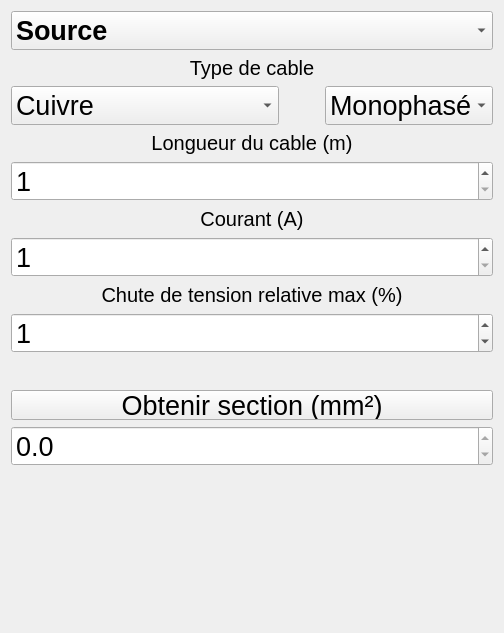
Qt form Qt/SecApp/ongletcalcul.ui (MaximeJeanRey/CalculateurSection) before a commit.
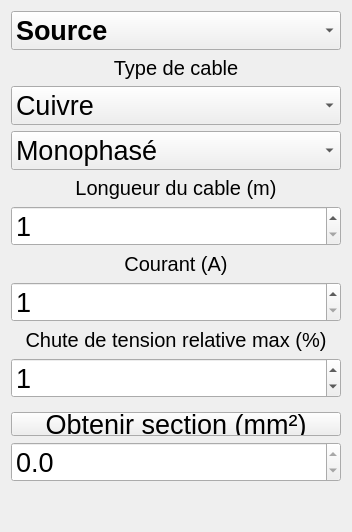
The same form after that commit.

Commit message: Tab functionnaly almost done

What changed in the file:
```diff
--- a/Qt/SecApp/ongletcalcul.ui
+++ b/Qt/SecApp/ongletcalcul.ui
@@ -6,141 +6,15 @@
    <rect>
     <x>0</x>
     <y>0</y>
-    <width>504</width>
-    <height>633</height>
+    <width>352</width>
+    <height>532</height>
    </rect>
   </property>
   <property name="windowTitle">
    <string>Form</string>
   </property>
   <layout class="QGridLayout" name="gridLayout">
-   <item row="4" column="0">
-    <layout class="QHBoxLayout" name="horizontalLayout_3">
-     <item>
-      <widget class="QComboBox" name="cType">
-       <property name="sizePolicy">
-        <sizepolicy hsizetype="Preferred" vsizetype="Fixed">
-         <horstretch>1</horstretch>
-         <verstretch>0</verstretch>
-        </sizepolicy>
-       </property>
-       <property name="font">
-        <font>
-         <pointsize>20</pointsize>
-        </font>
-       </property>
-       <property name="focusPolicy">
-        <enum>Qt::WheelFocus</enum>
-       </property>
-       <property name="editable">
-        <bool>false</bool>
-       </property>
-       <property name="currentIndex">
-        <number>0</number>
-       </property>
-       <property name="sizeAdjustPolicy">
-        <enum>QComboBox::AdjustToContents</enum>
-       </property>
-       <property name="minimumContentsLength">
-        <number>0</number>
-       </property>
-       <property name="placeholderText">
-        <string/>
-       </property>
-       <property name="modelColumn">
-        <number>0</number>
-       </property>
-       <item>
-        <property name="text">
-         <string>Cuivre</string>
-        </property>
-       </item>
-       <item>
-        <property name="text">
-         <string>Aluminium</string>
-        </property>
-       </item>
-      </widget>
-     </item>
-     <item>
-      <spacer name="horizontalSpacer">
-       <property name="orientation">
-        <enum>Qt::Horizontal</enum>
-       </property>
-       <property name="sizeHint" stdset="0">
-        <size>
-         <width>40</width>
-         <height>20</height>
-        </size>
-       </property>
-      </spacer>
-     </item>
-     <item>
-      <widget class="QComboBox" name="cPhase">
-       <property name="font">
-        <font>
-         <pointsize>20</pointsize>
-        </font>
-       </property>
-       <property name="focusPolicy">
-        <enum>Qt::WheelFocus</enum>
-       </property>
-       <item>
-        <property name="text">
-         <string>Monophasé</string>
-        </property>
-       </item>
-       <item>
-        <property name="text">
-         <string>Triphasé</string>
-        </property>
-       </item>
-      </widget>
-     </item>
-    </layout>
-   </item>
-   <item row="15" column="0">
-    <spacer name="verticalSpacer_6">
-     <property name="orientation">
-      <enum>Qt::Vertical</enum>
-     </property>
-     <property name="sizeHint" stdset="0">
-      <size>
-       <width>20</width>
-       <height>40</height>
-      </size>
-     </property>
-    </spacer>
-   </item>
-   <item row="18" column="0">
-    <spacer name="verticalSpacer">
-     <property name="orientation">
-      <enum>Qt::Vertical</enum>
-     </property>
-     <property name="sizeHint" stdset="0">
-      <size>
-       <width>20</width>
-       <height>40</height>
-      </size>
-     </property>
-    </spacer>
-   </item>
-   <item row="6" column="0">
-    <widget class="QSpinBox" name="vLongueur">
-     <property name="font">
-      <font>
-       <pointsize>20</pointsize>
-      </font>
-     </property>
-     <property name="minimum">
-      <number>1</number>
-     </property>
-     <property name="maximum">
-      <number>9999</number>
-     </property>
-    </widget>
-   </item>
-   <item row="9" column="0">
+   <item row="11" column="0">
     <widget class="QLabel" name="lChuteTension">
      <property name="font">
       <font>
@@ -155,7 +29,7 @@
      </property>
     </widget>
    </item>
-   <item row="11" column="0">
+   <item row="13" column="0">
     <spacer name="verticalSpacer_2">
      <property name="orientation">
       <enum>Qt::Vertical</enum>
@@ -168,20 +42,18 @@
      </property>
     </spacer>
    </item>
-   <item row="7" column="0">
-    <widget class="QLabel" name="lCourant">
-     <property name="font">
-      <font>
-       <pointsize>15</pointsize>
-      </font>
+   <item row="18" column="0">
+    <spacer name="verticalSpacer_3">
+     <property name="orientation">
+      <enum>Qt::Vertical</enum>
      </property>
-     <property name="text">
-      <string>Courant (A)</string>
+     <property name="sizeHint" stdset="0">
+      <size>
+       <width>20</width>
+       <height>40</height>
+      </size>
      </property>
-     <property name="alignment">
-      <set>Qt::AlignCenter</set>
-     </property>
-    </widget>
+    </spacer>
    </item>
    <item row="0" column="0">
     <widget class="QComboBox" name="comboBox">
@@ -217,15 +89,18 @@
      </item>
     </widget>
    </item>
-   <item row="2" column="0">
-    <widget class="QLabel" name="lType">
+   <item row="7" column="0">
+    <widget class="QLabel" name="lLongueur">
      <property name="font">
       <font>
        <pointsize>15</pointsize>
       </font>
      </property>
+     <property name="layoutDirection">
+      <enum>Qt::LeftToRight</enum>
+     </property>
      <property name="text">
-      <string>Type de cable</string>
+      <string>Longueur du cable (m)</string>
      </property>
      <property name="alignment">
       <set>Qt::AlignCenter</set>
@@ -233,6 +108,95 @@
     </widget>
    </item>
    <item row="12" column="0">
+    <widget class="QSpinBox" name="vChuteV">
+     <property name="font">
+      <font>
+       <pointsize>20</pointsize>
+      </font>
+     </property>
+     <property name="maximum">
+      <number>99</number>
+     </property>
+     <property name="value">
+      <number>1</number>
+     </property>
+    </widget>
+   </item>
+   <item row="20" column="0">
+    <spacer name="verticalSpacer">
+     <property name="orientation">
+      <enum>Qt::Vertical</enum>
+     </property>
+     <property name="sizeHint" stdset="0">
+      <size>
+       <width>20</width>
+       <height>40</height>
+      </size>
+     </property>
+    </spacer>
+   </item>
+   <item row="9" column="0">
+    <widget class="QLabel" name="lCourant">
+     <property name="font">
+      <font>
+       <pointsize>15</pointsize>
+      </font>
+     </property>
+     <property name="text">
+      <string>Courant (A)</string>
+     </property>
+     <property name="alignment">
+      <set>Qt::AlignCenter</set>
+     </property>
+    </widget>
+   </item>
+   <item row="19" column="0">
+    <spacer name="verticalSpacer_4">
+     <property name="orientation">
+      <enum>Qt::Vertical</enum>
+     </property>
+     <property name="sizeHint" stdset="0">
+      <size>
+       <width>20</width>
+       <height>40</height>
+      </size>
+     </property>
+    </spacer>
+   </item>
+   <item row="10" column="0">
+    <widget class="QSpinBox" name="vCourant">
+     <property name="font">
+      <font>
+       <pointsize>20</pointsize>
+      </font>
+     </property>
+     <property name="suffix">
+      <string/>
+     </property>
+     <property name="minimum">
+      <number>1</number>
+     </property>
+     <property name="maximum">
+      <number>9999</number>
+     </property>
+    </widget>
+   </item>
+   <item row="8" column="0">
+    <widget class="QSpinBox" name="vLongueur">
+     <property name="font">
+      <font>
+       <pointsize>20</pointsize>
+      </font>
+     </property>
+     <property name="minimum">
+      <number>1</number>
+     </property>
+     <property name="maximum">
+      <number>9999</number>
+     </property>
+    </widget>
+   </item>
+   <item row="14" column="0">
     <widget class="QPushButton" name="callResult">
      <property name="minimumSize">
       <size>
@@ -250,7 +214,29 @@
      </property>
     </widget>
    </item>
-   <item row="13" column="0">
+   <item row="6" column="0">
+    <widget class="QComboBox" name="cPhase">
+     <property name="font">
+      <font>
+       <pointsize>20</pointsize>
+      </font>
+     </property>
+     <property name="focusPolicy">
+      <enum>Qt::WheelFocus</enum>
+     </property>
+     <item>
+      <property name="text">
+       <string>Monophasé</string>
+      </property>
+     </item>
+     <item>
+      <property name="text">
+       <string>Triphasé</string>
+      </property>
+     </item>
+    </widget>
+   </item>
+   <item row="15" column="0">
     <widget class="QDoubleSpinBox" name="dvResult">
      <property name="enabled">
       <bool>true</bool>
@@ -271,66 +257,7 @@
      </property>
     </widget>
    </item>
-   <item row="5" column="0">
-    <widget class="QLabel" name="lLongueur">
-     <property name="font">
-      <font>
-       <pointsize>15</pointsize>
-      </font>
-     </property>
-     <property name="layoutDirection">
-      <enum>Qt::LeftToRight</enum>
-     </property>
-     <property name="text">
-      <string>Longueur du cable (m)</string>
-     </property>
-     <property name="alignment">
-      <set>Qt::AlignCenter</set>
-     </property>
-    </widget>
-   </item>
-   <item row="17" column="0">
-    <spacer name="verticalSpacer_4">
-     <property name="orientation">
-      <enum>Qt::Vertical</enum>
-     </property>
-     <property name="sizeHint" stdset="0">
-      <size>
-       <width>20</width>
-       <height>40</height>
-      </size>
-     </property>
-    </spacer>
-   </item>
    <item row="16" column="0">
-    <spacer name="verticalSpacer_3">
-     <property name="orientation">
-      <enum>Qt::Vertical</enum>
-     </property>
-     <property name="sizeHint" stdset="0">
-      <size>
-       <width>20</width>
-       <height>40</height>
-      </size>
-     </property>
-    </spacer>
-   </item>
-   <item row="10" column="0">
-    <widget class="QSpinBox" name="vChuteV">
-     <property name="font">
-      <font>
-       <pointsize>20</pointsize>
-      </font>
-     </property>
-     <property name="maximum">
-      <number>99</number>
-     </property>
-     <property name="value">
-      <number>1</number>
-     </property>
-    </widget>
-   </item>
-   <item row="14" column="0">
     <spacer name="verticalSpacer_7">
      <property name="orientation">
       <enum>Qt::Vertical</enum>
@@ -343,24 +270,80 @@
      </property>
     </spacer>
    </item>
-   <item row="8" column="0">
-    <widget class="QSpinBox" name="vCourant">
+   <item row="2" column="0">
+    <widget class="QLabel" name="lType">
+     <property name="font">
+      <font>
+       <pointsize>15</pointsize>
+      </font>
+     </property>
+     <property name="text">
+      <string>Type de cable</string>
+     </property>
+     <property name="alignment">
+      <set>Qt::AlignCenter</set>
+     </property>
+    </widget>
+   </item>
+   <item row="3" column="0">
+    <widget class="QComboBox" name="cType">
+     <property name="sizePolicy">
+      <sizepolicy hsizetype="Preferred" vsizetype="Fixed">
+       <horstretch>1</horstretch>
+       <verstretch>0</verstretch>
+      </sizepolicy>
+     </property>
      <property name="font">
       <font>
        <pointsize>20</pointsize>
       </font>
      </property>
-     <property name="suffix">
+     <property name="focusPolicy">
+      <enum>Qt::WheelFocus</enum>
+     </property>
+     <property name="editable">
+      <bool>false</bool>
+     </property>
+     <property name="currentIndex">
+      <number>0</number>
+     </property>
+     <property name="sizeAdjustPolicy">
+      <enum>QComboBox::AdjustToContents</enum>
+     </property>
+     <property name="minimumContentsLength">
+      <number>0</number>
+     </property>
+     <property name="placeholderText">
       <string/>
      </property>
-     <property name="minimum">
-      <number>1</number>
+     <property name="modelColumn">
+      <number>0</number>
      </property>
-     <property name="maximum">
-      <number>9999</number>
-     </property>
+     <item>
+      <property name="text">
+       <string>Cuivre</string>
+      </property>
+     </item>
+     <item>
+      <property name="text">
+       <string>Aluminium</string>
+      </property>
+     </item>
     </widget>
    </item>
+   <item row="17" column="0">
+    <spacer name="verticalSpacer_6">
+     <property name="orientation">
+      <enum>Qt::Vertical</enum>
+     </property>
+     <property name="sizeHint" stdset="0">
+      <size>
+       <width>20</width>
+       <height>40</height>
+      </size>
+     </property>
+    </spacer>
+   </item>
   </layout>
  </widget>
  <resources/>
```
The commit also changes 4 other files.
